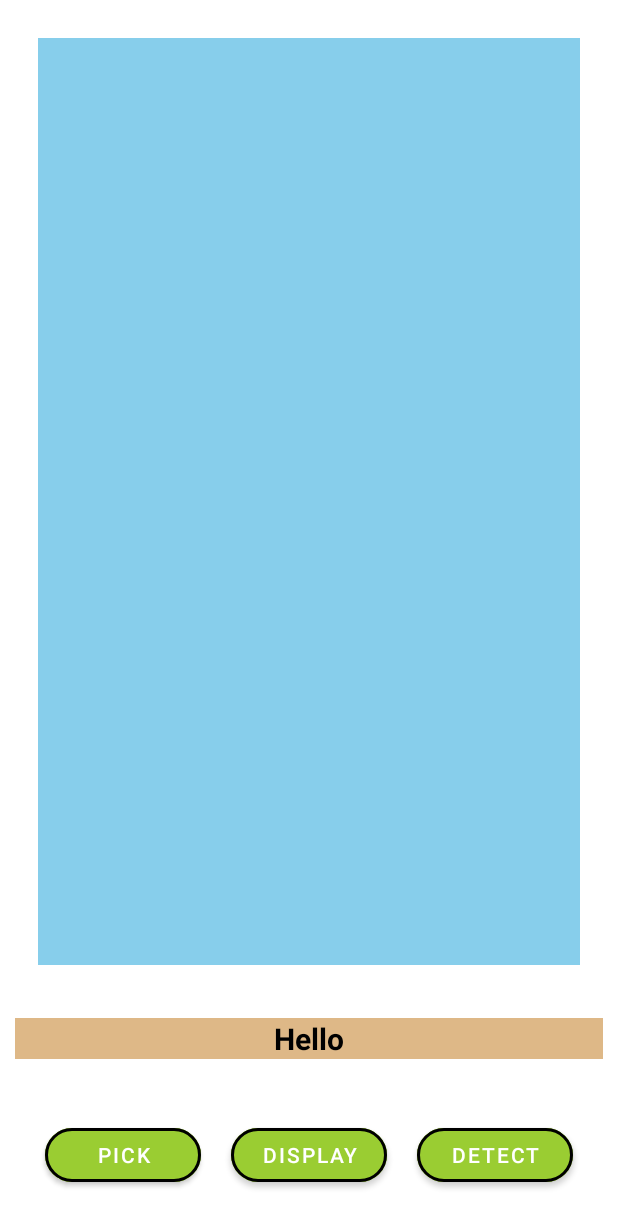
After one commit to uditjain100/FireCamera, an Android app: the FaceActivity screen opened directly, with no data from a screen before it, on a phone screen of 412 x 824 dp. The commit adds this screen. Shown: the top 1228 px of the screen. Run offline under Robolectric (Android 15) with nearby library versions, the phone set to English and light mode, and no system bars.

Commit message:
Face detector Work Added

```diff
--- a/app/build.gradle
+++ b/app/build.gradle
@@ -33,6 +33,7 @@ dependencies {
     implementation 'com.google.firebase:firebase-storage:19.1.1'
     implementation 'com.google.firebase:firebase-ml-vision:24.0.3'
     implementation 'com.google.firebase:firebase-ml-vision-image-label-model:20.0.1'
+    implementation 'com.google.firebase:firebase-ml-vision-object-detection-model:19.0.5'
     implementation 'com.google.firebase:firebase-core:15.0.2'
     testImplementation 'junit:junit:4.12'
     androidTestImplementation 'androidx.test.ext:junit:1.1.1'
@@ -45,6 +46,7 @@ dependencies {
     implementation 'org.jetbrains.kotlinx:kotlinx-coroutines-play-services:1.3.6'
     implementation 'com.squareup.picasso:picasso:2.71828'
     implementation 'com.github.d-max:spots-dialog:1.1@aar'
+    implementation 'com.google.firebase:firebase-ml-vision-face-model:20.0.1'
 //    implementation "androidx.camera:camera-lifecycle:${camerax_version}"
 //    implementation "androidx.camera:camera-view:${camerax_version}"
 //    implementation "androidx.camera:camera-extensions:${camerax_version}"
--- a/app/src/main/AndroidManifest.xml
+++ b/app/src/main/AndroidManifest.xml
@@ -18,6 +18,11 @@
         android:roundIcon="@drawable/ic_baseline_camera_24"
         android:supportsRtl="true"
         android:theme="@style/AppTheme">
+        <activity android:name=".FaceActivity">
+            <meta-data
+                android:name="com.google.firebase.ml.vision.DEPENDENCIES"
+                android:value="face" />
+        </activity>
         <activity android:name=".ImageLabelActivity">
             <meta-data
                 android:name="com.google.firebase.ml.vision.DEPENDENCIES"
--- /dev/null
+++ b/app/src/main/java/udit/programmer/co/firecamera/FaceActivity.kt
@@ -0,0 +1,108 @@
+package udit.programmer.co.firecamera
+
+import android.annotation.SuppressLint
+import android.app.Activity
+import android.content.Intent
+import android.graphics.Bitmap
+import android.graphics.Canvas
+import android.graphics.Color
+import android.graphics.Paint
+import android.net.Uri
+import android.os.Bundle
+import android.provider.MediaStore
+import android.widget.Toast
+import androidx.appcompat.app.AppCompatActivity
+import com.google.firebase.ml.vision.FirebaseVision
+import com.google.firebase.ml.vision.common.FirebaseVisionImage
+import com.google.firebase.ml.vision.face.FirebaseVisionFace
+import com.google.firebase.ml.vision.face.FirebaseVisionFaceContour
+import com.google.firebase.ml.vision.face.FirebaseVisionFaceDetectorOptions
+import com.google.firebase.ml.vision.face.FirebaseVisionFaceLandmark
+import kotlinx.android.synthetic.main.activity_face.*
+
+class FaceActivity : AppCompatActivity() {
+
+    lateinit var uri: Uri
+
+    override fun onCreate(savedInstanceState: Bundle?) {
+        super.onCreate(savedInstanceState)
+        setContentView(R.layout.activity_face)
+
+        pick_btn.setOnClickListener {
+            selectionWork()
+        }
+    }
+
+    private fun selectionWork() {
+        startActivityForResult(Intent(Intent.ACTION_PICK), 1234)
+    }
+
+    @SuppressLint("SetTextI18n")
+    override fun onActivityResult(requestCode: Int, resultCode: Int, data: Intent?) {
+        super.onActivityResult(requestCode, resultCode, data)
+        if (requestCode == 1234 && resultCode == Activity.RESULT_OK) {
+            image_name_tv.text = "Image Selected :)"
+            displayWork(data)
+        }
+    }
+
+    @SuppressLint("SetTextI18n")
+    private fun displayWork(data: Intent?) {
+        display_btn.setOnClickListener {
+            uri = data!!.data!!
+            image_display.setImageURI(uri)
+            image_name_tv.text = "Image Displayed :)"
+            detectionWork()
+        }
+    }
+
+    @SuppressLint("SetTextI18n")
+    private fun detectionWork() {
+        detect_btn.setOnClickListener {
+            val image: FirebaseVisionImage
+            try {
+                val btmp = MediaStore.Images.Media.getBitmap(this.contentResolver, uri)
+                val mutableBitmap = btmp.copy(Bitmap.Config.ARGB_8888, true)
+                val canvas = Canvas(mutableBitmap)
+                image = FirebaseVisionImage.fromFilePath(applicationContext, uri)
+                val detector = FirebaseVision.getInstance().visionFaceDetector
+                detector.detectInImage(image).addOnCompleteListener {
+                    for (face in it.result!!) {
+                        val bounds = face.boundingBox
+                        val p = Paint()
+                        p.color = Color.YELLOW
+                        p.style = Paint.Style.STROKE
+                        canvas.drawRect(bounds, p)
+                        image_name_tv.text = "Face Detected :)"
+                        Toast.makeText(this, "Face Detected :)", Toast.LENGTH_LONG).show()
+                        var y = face.headEulerAngleY
+                        var z = face.headEulerAngleZ
+                        val leftEar = face.getLandmark(FirebaseVisionFaceLandmark.LEFT_EAR)
+                        if (leftEar != null) {
+                            var leftEarPosition = leftEar.position
+                        }
+                        val leftEyeContour =
+                            face.getContour(FirebaseVisionFaceContour.LEFT_EYE).points
+                        val upperLipBottomContour =
+                            face.getContour(FirebaseVisionFaceContour.UPPER_LIP_BOTTOM).points
+                        if (face.smilingProbability != FirebaseVisionFace.UNCOMPUTED_PROBABILITY) {
+                            val smileProb = face.smilingProbability
+                        }
+                        if (face.rightEyeOpenProbability != FirebaseVisionFace.UNCOMPUTED_PROBABILITY) {
+                            val rightEyeOpenProb = face.rightEyeOpenProbability
+                        }
+                        if (face.trackingId != FirebaseVisionFace.INVALID_ID) {
+                            val id = face.trackingId
+                        }
+                    }
+                }.addOnFailureListener {
+                    it.printStackTrace()
+                }
+
+            } catch (e: Exception) {
+                e.printStackTrace()
+            }
+        }
+    }
+
+}
--- a/app/src/main/java/udit/programmer/co/firecamera/MainActivity.kt
+++ b/app/src/main/java/udit/programmer/co/firecamera/MainActivity.kt
@@ -35,6 +35,10 @@ class MainActivity : AppCompatActivity() {
             startActivity(Intent(this, ImageLabelActivity::class.java))
         }
 
+        face_btn.setOnClickListener {
+            startActivity(Intent(this, FaceActivity::class.java))
+        }
+
     }
 
 }
--- /dev/null
+++ b/app/src/main/res/layout/activity_face.xml
@@ -0,0 +1,83 @@
+<?xml version="1.0" encoding="utf-8"?>
+<RelativeLayout xmlns:android="http://schemas.android.com/apk/res/android"
+    xmlns:app="http://schemas.android.com/apk/res-auto"
+    xmlns:tools="http://schemas.android.com/tools"
+    android:layout_width="match_parent"
+    android:layout_height="match_parent"
+    tools:context=".FaceActivity">
+
+    <ImageView
+        android:id="@+id/image_display"
+        android:layout_width="match_parent"
+        android:layout_height="match_parent"
+        android:layout_above="@id/image_name_tv"
+        android:layout_margin="25dp"
+        android:background="@color/SkyBlue" />
+
+    <com.google.android.material.textview.MaterialTextView
+        android:id="@+id/image_name_tv"
+        android:layout_width="match_parent"
+        android:layout_height="wrap_content"
+        android:layout_above="@id/btn_layout"
+        android:layout_margin="10dp"
+        android:background="@color/BurlyWood"
+        android:text="Hello"
+        android:textAlignment="center"
+        android:textColor="@color/Black"
+        android:textSize="20dp"
+        android:textStyle="bold" />
+
+    <LinearLayout
+        android:id="@+id/btn_layout"
+        android:layout_width="match_parent"
+        android:layout_height="wrap_content"
+        android:layout_alignParentBottom="true"
+        android:layout_margin="20dp"
+        android:weightSum="3">
+
+        <com.google.android.material.button.MaterialButton
+            android:id="@+id/pick_btn"
+            android:layout_width="0dp"
+            android:layout_height="wrap_content"
+            android:layout_margin="10dp"
+            android:layout_weight="1"
+            android:backgroundTint="@color/YellowGreen"
+            android:gravity="center"
+            android:text="Pick"
+            app:cornerRadius="40dp"
+            app:rippleColor="@color/Yellow"
+            app:strokeColor="@color/Black"
+            app:strokeWidth="2dp" />
+
+        <com.google.android.material.button.MaterialButton
+            android:id="@+id/display_btn"
+            android:layout_width="0dp"
+            android:layout_height="wrap_content"
+            android:layout_margin="10dp"
+            android:layout_weight="1"
+            android:backgroundTint="@color/YellowGreen"
+            android:gravity="center"
+            android:text="Display"
+            app:cornerRadius="40dp"
+            app:rippleColor="@color/Yellow"
+            app:strokeColor="@color/Black"
+            app:strokeWidth="2dp" />
+
+        <com.google.android.material.button.MaterialButton
+            android:id="@+id/detect_btn"
+            android:layout_width="0dp"
+            android:layout_height="wrap_content"
+            android:layout_margin="10dp"
+            android:layout_weight="1"
+            android:backgroundTint="@color/YellowGreen"
+            android:gravity="center"
+            android:text="Detect"
+            app:cornerRadius="40dp"
+            app:rippleColor="@color/Yellow"
+            app:strokeColor="@color/Black"
+            app:strokeWidth="2dp" />
+
+    </LinearLayout>
+
+
+</RelativeLayout>
```
Also changed, not shown: app/src/main/res/layout/activity_main.xml (+15 -0 lines).
